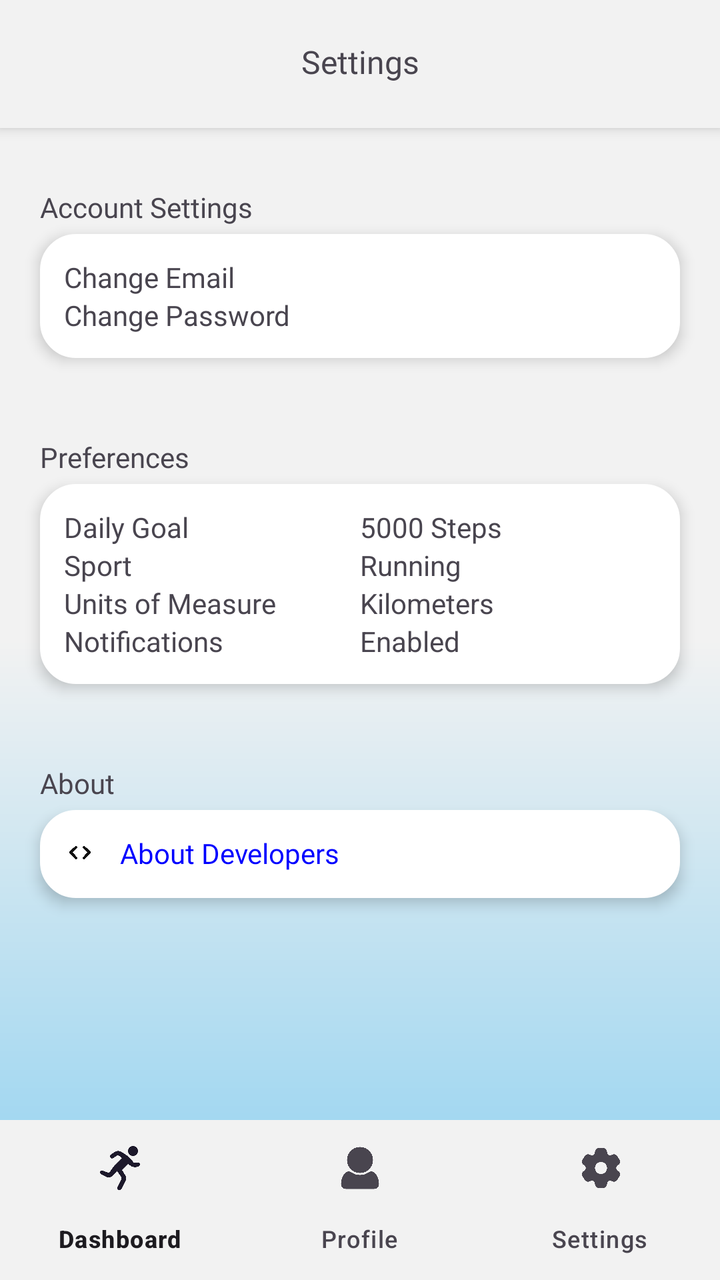
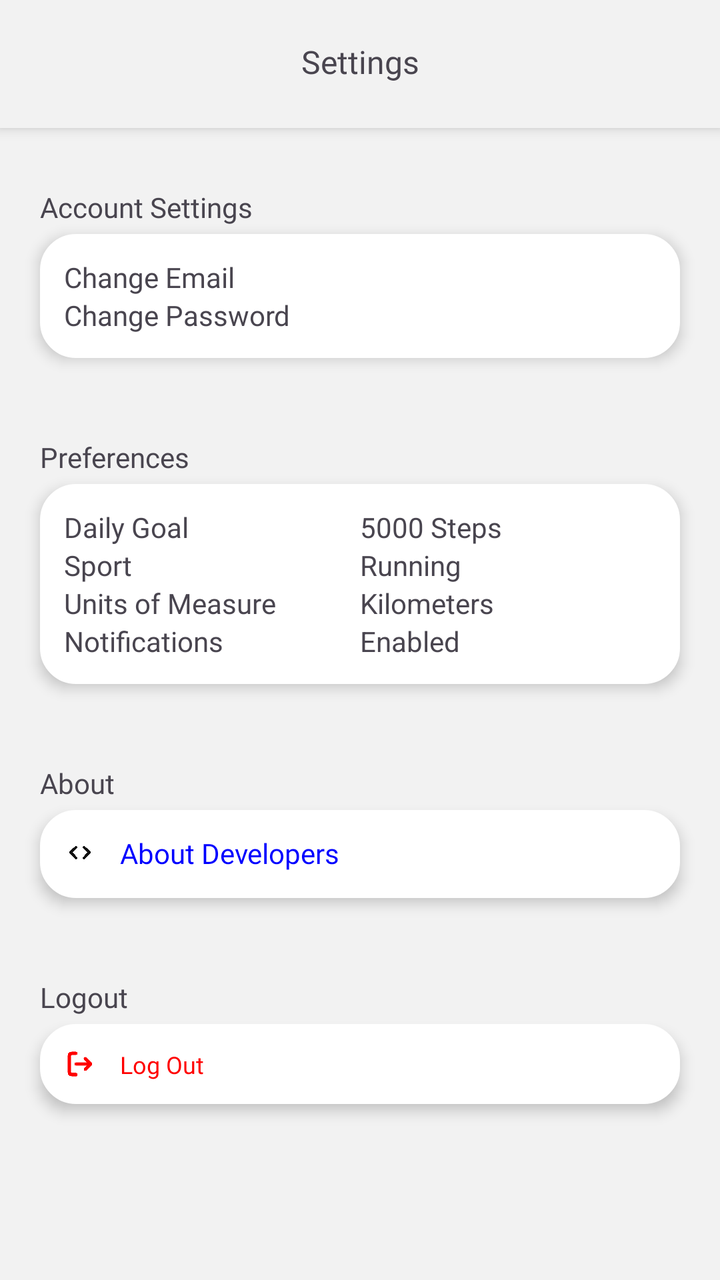

The first picture is an Android layout as it rendered before a commit; the second is the same layout after the commit. The layout source and the unified diff follow.
<!-- AndroidManifest.xml: application theme Theme.StepSync -->
<!-- res/layout/activity_settings.xml -->
<?xml version="1.0" encoding="utf-8"?>
<LinearLayout xmlns:android="http://schemas.android.com/apk/res/android"
    xmlns:app="http://schemas.android.com/apk/res-auto"
    android:orientation="vertical"
    android:layout_width="match_parent"
    android:layout_height="match_parent"
    android:background="@drawable/gradient_drawable">

    <LinearLayout
        android:layout_width="match_parent"
        android:layout_height="wrap_content"
        android:layout_gravity="center"
        android:padding="20sp"
        android:background="@drawable/header_drawable"
        android:elevation="4sp"
        android:layout_marginBottom="30sp">

        <TextView
            android:layout_width="match_parent"
            android:layout_height="24sp"
            android:text="Settings"
            android:textSize="16sp"
            android:fontFamily="@font/f42dotsans_bold"
            android:textAlignment="center" />
    </LinearLayout>

    <TextView
        android:layout_width="wrap_content"
        android:layout_height="wrap_content"
        android:layout_marginBottom="4sp"
        android:layout_marginLeft="20sp"
        android:layout_marginRight="20sp"
        android:fontFamily="@font/f42dotsans_bold"
        android:text="Account Settings"/>

    <LinearLayout
        android:layout_width="match_parent"
        android:layout_height="wrap_content"
        android:layout_marginLeft="20sp"
        android:layout_marginRight="20sp"
        android:padding="12sp"
        android:orientation="vertical"
        android:layout_marginBottom="40sp"
        android:elevation="4sp"
        android:background="@drawable/placeholder_drawable">

        <LinearLayout
            android:layout_width="wrap_content"
            android:layout_height="wrap_content"
            android:orientation="horizontal">

            <TextView
                android:layout_width="wrap_content"
                android:layout_height="wrap_content"
                android:layout_weight="1"
                android:fontFamily="@font/f42dotsans_extrabold"
                android:text="Change Email"/>

        </LinearLayout>

        <LinearLayout
            android:layout_width="wrap_content"
            android:layout_height="wrap_content"
            android:orientation="horizontal">

            <TextView
                android:layout_width="wrap_content"
                android:layout_height="wrap_content"
                android:layout_weight="1"
                android:fontFamily="@font/f42dotsans_extrabold"
                android:text="Change Password"/>
        </LinearLayout>

    </LinearLayout>


    <TextView
        android:layout_width="wrap_content"
        android:layout_height="wrap_content"
        android:layout_marginBottom="4sp"
        android:layout_marginLeft="20sp"
        android:layout_marginRight="20sp"
        android:fontFamily="@font/f42dotsans_bold"
        android:text="Preferences" />

    <LinearLayout
        android:layout_width="match_parent"
        android:layout_height="wrap_content"
        android:padding="12sp"
        android:orientation="vertical"
        android:layout_marginLeft="20sp"
        android:layout_marginRight="20sp"
        android:layout_marginBottom="40sp"
        android:elevation="4sp"
        android:background="@drawable/placeholder_drawable">

        <LinearLayout
            android:layout_width="match_parent"
            android:layout_height="wrap_content"
            android:orientation="horizontal">

            <TextView
                android:layout_width="match_parent"
                android:layout_height="wrap_content"
                android:layout_weight="1"
                android:fontFamily="@font/f42dotsans_bold"
                android:text="Daily Goal"/>

            <TextView
                android:layout_width="match_parent"
                android:layout_height="wrap_content"
                android:layout_weight="1"
                android:text="5000 Steps"/>
        </LinearLayout>

        <LinearLayout
            android:layout_width="match_parent"
            android:layout_height="wrap_content"
            android:orientation="horizontal">

            <TextView
                android:layout_width="match_parent"
                android:layout_height="wrap_content"
                android:layout_weight="1"
                android:fontFamily="@font/f42dotsans_bold"
                android:text="Sport"/>

            <TextView
                android:layout_width="match_parent"
                android:layout_height="wrap_content"
                android:layout_weight="1"
                android:text="Running"/>
        </LinearLayout>

        <LinearLayout
            android:layout_width="match_parent"
            android:layout_height="wrap_content"
            android:orientation="horizontal">

            <TextView
                android:layout_width="match_parent"
                android:layout_height="wrap_content"
                android:layout_weight="1"
                android:fontFamily="@font/f42dotsans_bold"
                android:text="Units of Measure"/>

            <TextView
                android:layout_width="match_parent"
                android:layout_height="wrap_content"
                android:layout_weight="1"
                android:text="Kilometers"/>
        </LinearLayout>

        <LinearLayout
            android:layout_width="match_parent"
            android:layout_height="wrap_content"
            android:orientation="horizontal">

            <TextView
                android:layout_width="match_parent"
                android:layout_height="wrap_content"
                android:layout_weight="1"
                android:fontFamily="@font/f42dotsans_bold"
                android:text="Notifications"/>

            <TextView
                android:layout_width="match_parent"
                android:layout_height="wrap_content"
                android:layout_weight="1"
                android:text="Enabled"/>

        </LinearLayout>

    </LinearLayout>

    <TextView
        android:layout_width="wrap_content"
        android:layout_height="wrap_content"
        android:layout_marginBottom="4sp"
        android:layout_marginLeft="20sp"
        android:layout_marginRight="20sp"
        android:fontFamily="@font/f42dotsans_bold"
        android:text="About"/>

    <LinearLayout
        android:layout_width="match_parent"
        android:layout_height="44sp"
        android:padding="12sp"
        android:orientation="vertical"
        android:layout_marginBottom="40sp"
        android:layout_marginLeft="20sp"
        android:layout_marginRight="20sp"
        android:background="@drawable/placeholder_drawable"
        android:elevation="4sp">

        <LinearLayout
            android:layout_width="wrap_content"
            android:layout_height="wrap_content"
            android:orientation="horizontal">
            <ImageView
                android:layout_width="16sp"
                android:layout_height="16sp"
                android:layout_gravity="center"
                android:layout_marginRight="12sp"
                android:src="@drawable/developer_icon"/>

            <TextView
                android:id="@+id/text_developer"
                android:layout_width="wrap_content"
                android:layout_height="wrap_content"
                android:layout_weight="1"
                android:fontFamily="@font/f42dotsans_extrabold"
                android:clickable="true"
                android:text="About Developers"
                android:textColor="#0000ff"/>
        </LinearLayout>

    </LinearLayout>

    <Space
        android:layout_width="0sp"
        android:layout_height="0sp"
        android:layout_weight="1" />

    <com.google.android.material.bottomnavigation.BottomNavigationView
        android:id="@+id/bottomNavigationView"
        android:layout_width="match_parent"
        android:layout_height="wrap_content"
        android:layout_gravity="center"
        android:background="#f2f2f2"
        app:menu="@menu/menu_navigation"/>


</LinearLayout>
<!-- resources referenced by this layout -->
<resources>
  <!-- drawable developer_icon: png bitmap (drawable, 42280 bytes) -->
  <!-- drawable gradient_drawable (drawable) -->
  <?xml version = "1.0" encoding = "utf-8" ?>
  <shape
      android:shape = "rectangle"
      xmlns:android = "http://schemas.android.com/apk/res/android" >
  
      <gradient
          android:startColor = "#F2F2F2"
          android:centerColor="#F2F2F2"
          android:endColor = "#89CFF0"
          android:angle = "1"
          android:type = "linear"/>
  </shape>
  <!-- drawable header_drawable (drawable) -->
  <?xml version="1.0" encoding="UTF-8"?>
  <shape xmlns:android="http://schemas.android.com/apk/res/android">
  
      <stroke android:width="4dp"
          android:color="#f2f2f2"/>
  
      <solid android:color="#f2f2f2"/>
  
      <padding android:left="1dp"
          android:top="1dp"
          android:right="1dp"
          android:bottom="1dp"/>
  </shape>
  <!-- drawable placeholder_drawable (drawable) -->
  <?xml version="1.0" encoding="UTF-8"?>
  <shape xmlns:android="http://schemas.android.com/apk/res/android">
  
      <stroke android:width="4dp"
          android:color="#ffffff"/>
  
      <solid android:color="#ffffff"/>
  
      <padding android:left="1dp"
          android:top="1dp"
          android:right="1dp"
          android:bottom="1dp"/>
  
      <corners android:radius="16dp" />
  </shape>
  <style name="Theme.StepSync" parent="android:Theme.Material.Light.NoActionBar" />
</resources>

<!-- the commit's change to res/layout/activity_settings.xml (unified diff, before → after) -->
@@ -217,18 +217,53 @@
 
     </LinearLayout>
 
+    <TextView
+        android:layout_width="wrap_content"
+        android:layout_height="wrap_content"
+        android:layout_marginBottom="4sp"
+        android:layout_marginLeft="20sp"
+        android:layout_marginRight="20sp"
+        android:fontFamily="@font/f42dotsans_bold"
+        android:text="Logout"/>
+
+    <LinearLayout
+        android:layout_width="match_parent"
+        android:layout_height="40sp"
+        android:padding="12sp"
+        android:orientation="vertical"
+        android:layout_marginBottom="40sp"
+        android:layout_marginLeft="20sp"
+        android:layout_marginRight="20sp"
+        android:background="@drawable/placeholder_drawable"
+        android:elevation="4sp">
+
+        <LinearLayout
+            android:layout_width="match_parent"
+            android:layout_height="wrap_content"
+            android:orientation="horizontal">
+            <ImageView
+                android:layout_width="16sp"
+                android:layout_height="16sp"
+                android:layout_gravity="center"
+                android:layout_marginRight="12sp"
+                android:src="@drawable/signout_icon"/>
+
+            <TextView
+                android:id="@+id/text_signout"
+                android:layout_width="match_parent"
+                android:layout_height="wrap_content"
+                android:layout_weight="1"
+                android:clickable="true"
+                android:textColor="#ff0000"
+                android:fontFamily="@font/f42dotsans_bold"
+                android:textSize="12sp"
+                android:text="Log Out"/>
+        </LinearLayout>
+
+    </LinearLayout>
+
     <Space
         android:layout_width="0sp"
         android:layout_height="0sp"
         android:layout_weight="1" />
-
-    <com.google.android.material.bottomnavigation.BottomNavigationView
-        android:id="@+id/bottomNavigationView"
-        android:layout_width="match_parent"
-        android:layout_height="wrap_content"
-        android:layout_gravity="center"
-        android:background="#f2f2f2"
-        app:menu="@menu/menu_navigation"/>
-
-
 </LinearLayout>
<!-- resource entries referenced after the edit -->
@@ -10,9 +10,16 @@
       <gradient
           android:startColor = "#F2F2F2"
           android:centerColor="#F2F2F2"
-          android:endColor = "#89CFF0"
+          android:endColor = "#F2F2F2"
           android:angle = "1"
           android:type = "linear"/>
+  
+  
+  
+  
+  
+  
+  
   </shape>
   <!-- drawable header_drawable (drawable) -->
   <?xml version="1.0" encoding="UTF-8"?>
@@ -44,6 +51,7 @@
   
       <corners android:radius="16dp" />
   </shape>
+  <!-- drawable signout_icon: png bitmap (drawable, 38155 bytes) -->
   <style name="Theme.StepSync" parent="android:Theme.Material.Light.NoActionBar" />
 </resources>
 
